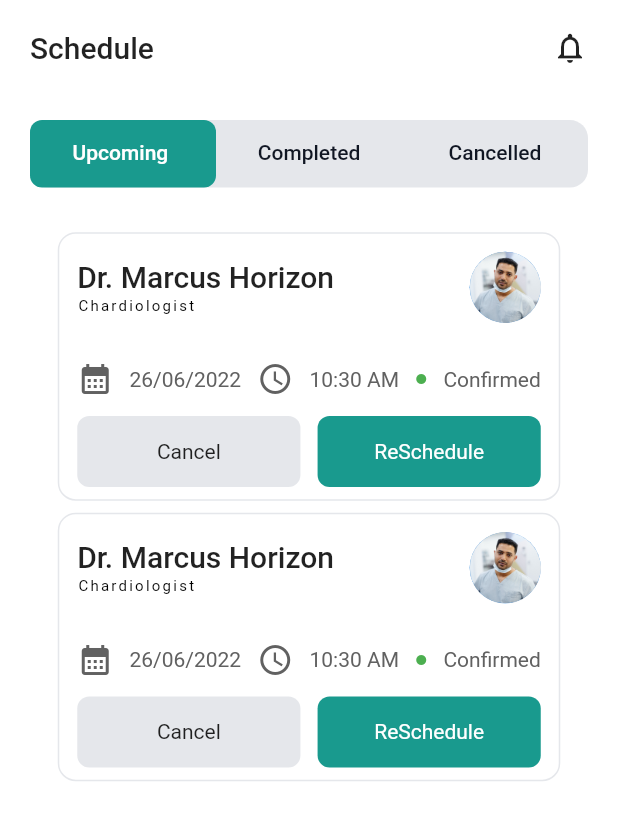
After one commit to Priyanshu-Singhz/jono_hospital, a Flutter app: the ScheduledAppointments screen opened by its route, on a phone screen of 412 x 824 dp. The commit adds this screen. Shown: the top 820 px of the screen. Run offline on Flutter 3.47's test engine with Material 2 defaults, Android fonts, the light colour scheme and no system bars; our stand-ins replace cloud_firestore, equatable, firebase_auth, firebase_core, flutter_bloc, flutter_screenutil and 5 more; accounts and stored records are empty; network calls fail.

Commit message:
added scheduledappointments page

```diff
--- a/lib/modules/modules.dart
+++ b/lib/modules/modules.dart
@@ -10,3 +10,4 @@ export './doctors/views/add_new_doctor.dart';
 export './queue/views/queue.dart';
 export './profile/profile_page.dart';
 export './schedule/views/schedule.dart';
+export './scheduled/views/scheduled.dart';
--- /dev/null
+++ b/lib/modules/scheduled/views/scheduled.dart
@@ -0,0 +1,197 @@
+import 'package:flutter/material.dart';
+import 'package:flutter_screenutil/flutter_screenutil.dart';
+import 'package:jono_hospital/common/constants/colors.dart';
+
+class ScheduledAppointments extends StatelessWidget {
+  static const String routeName = '/scheduled-page';
+  const ScheduledAppointments({Key? key}) : super(key: key);
+
+  @override
+  Widget build(BuildContext context) {
+    return Scaffold(
+      backgroundColor: AppColors.whiteColor,
+      body: SafeArea(
+        child: Padding(
+          padding: const EdgeInsets.symmetric(horizontal: 20),
+          child: Column(
+            crossAxisAlignment: CrossAxisAlignment.start,
+            children: [
+              const SizedBox(height: 20),
+              const _CustomAppBar(),
+              SizedBox(height: 35.h),
+              const _CustomTab(),
+              SizedBox(height: 25.h),
+              Expanded(
+                child: ListView(
+                  children: [
+                    Column(
+                      children: List.generate(
+                        2,
+                        (index) {
+                          return const Docdetail();
+                        },
+                      ),
+                    ),
+                  ],
+                ),
+              ),
+            ],
+          ),
+        ),
+      ),
+    );
+  }
+}
+
+class _CustomTab extends StatelessWidget {
+  const _CustomTab({super.key});
+
+  @override
+  Widget build(BuildContext context) {
+    return DefaultTabController(
+      length: 3,
+      child: Container(
+        height: 45,
+        decoration: BoxDecoration(
+            color: AppColors.lightGrey,
+            borderRadius: BorderRadius.circular(12.0)),
+        child: TabBar(
+          indicator: BoxDecoration(
+              color: AppColors.primaryColor,
+              borderRadius: BorderRadius.circular(8.0)),
+          labelColor: Colors.white,
+          unselectedLabelColor: AppColors.blackColor,
+          tabs: const [
+            Tab(
+              text: 'Upcoming ',
+            ),
+            Tab(
+              text: 'Completed',
+            ),
+            Tab(
+              text: 'Cancelled',
+            ),
+          ],
+        ),
+      ),
+    );
+  }
+}
+
+class Docdetail extends StatelessWidget {
+  const Docdetail({super.key});
+
+  @override
+  Widget build(BuildContext context) {
+    return Padding(
+      padding: const EdgeInsets.all(4.0),
+      child: Container(
+        height: 179,
+        width: 335,
+        decoration: BoxDecoration(
+            color: AppColors.whiteColor,
+            border: Border.all(color: AppColors.lightGrey),
+            borderRadius: BorderRadius.circular(12)),
+        child: Padding(
+          padding: const EdgeInsets.all(12.0),
+          child: Column(
+            children: [
+              Row(
+                mainAxisAlignment: MainAxisAlignment.spaceBetween,
+                children: [
+                  Column(
+                    crossAxisAlignment: CrossAxisAlignment.start,
+                    children: [
+                      Text(
+                        "Dr. Marcus Horizon",
+                        style: Theme.of(context).textTheme.titleLarge,
+                      ),
+                      SizedBox(height: 2.h),
+                      Text(
+                        "Chardiologist",
+                        style: Theme.of(context).textTheme.labelSmall,
+                      ),
+                    ],
+                  ),
+                  SizedBox(
+                    height: 46.h,
+                    width: 46.h,
+                    child: const CircleAvatar(
+                      child:
+                          Image(image: AssetImage("assets/images/doctor5.png")),
+                    ),
+                  ),
+                ],
+              ),
+              SizedBox(
+                height: 25.h,
+              ),
+              Row(
+                mainAxisAlignment: MainAxisAlignment.spaceBetween,
+                children: [
+                  Icon(Icons.calendar_month, color: Colors.grey[700]),
+                  Text("26/06/2022", style: TextStyle(color: Colors.grey[700])),
+                  Icon(Icons.watch_later_outlined, color: Colors.grey[700]),
+                  Text("10:30 AM", style: TextStyle(color: Colors.grey[700])),
+                  const Icon(Icons.circle, size: 8, color: Colors.green),
+                  Text("Confirmed", style: TextStyle(color: Colors.grey[700])),
+                ],
+              ),
+              SizedBox(
+                height: 12.h,
+              ),
+              Row(
+                mainAxisAlignment: MainAxisAlignment.spaceBetween,
+                children: [
+                  Container(
+                    height: 46.h,
+                    width: 130.w,
+                    decoration: BoxDecoration(
+                      color: AppColors.lightGrey,
+                      borderRadius: BorderRadius.circular(8),
+                    ),
+                    child: const Center(
+                      child: Text("Cancel"),
+                    ),
+                  ),
+                  Container(
+                    height: 46.h,
+                    width: 130.w,
+                    decoration: BoxDecoration(
+                      color: AppColors.primaryColor,
+                      borderRadius: BorderRadius.circular(8),
+                    ),
+                    child: const Center(
+                      child: Text(
+                        "ReSchedule",
+                        style: TextStyle(color: AppColors.whiteColor),
+                      ),
+                    ),
+                  )
+                ],
+              )
+            ],
+          ),
+        ),
+      ),
+    );
+  }
+}
+
+class _CustomAppBar extends StatelessWidget {
+  const _CustomAppBar();
+
+  @override
+  Widget build(BuildContext context) {
+    return Row(
+      mainAxisAlignment: MainAxisAlignment.spaceBetween,
+      children: [
+        Text(
+          'Schedule',
+          style: Theme.of(context).textTheme.titleLarge,
+        ),
+        const Icon(Icons.notifications_none_outlined)
+      ],
+    );
+  }
+}
--- a/lib/routes/router.dart
+++ b/lib/routes/router.dart
@@ -25,6 +25,8 @@ class MyRouter {
         return MaterialPageRoute(builder: (_) => const HomeScreen());
       case SchedulePage.routeName:
         return MaterialPageRoute(builder: (_) => const SchedulePage());
+      case ScheduledAppointments.routeName:
+        return MaterialPageRoute(builder: (_) => const ScheduledAppointments());
       case ProfilePage.routeName:
         return MaterialPageRoute(builder: (_) => const ProfilePage());
       case SplashPage.routeName:
```
Also changed, not shown: assets/images/doctor5.png (added), assets/svgs/logo.svg.
